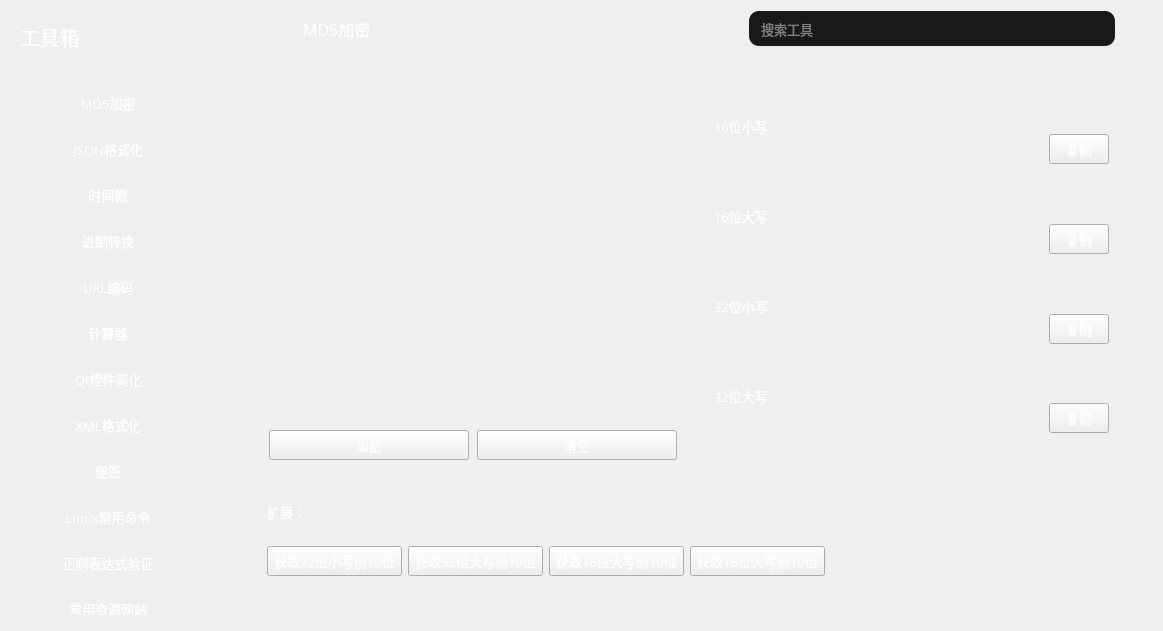
HuaGouFdog/Fdog-Kit, file Fdog-Kit/module_tool/toolswidget.ui: the form before one commit.
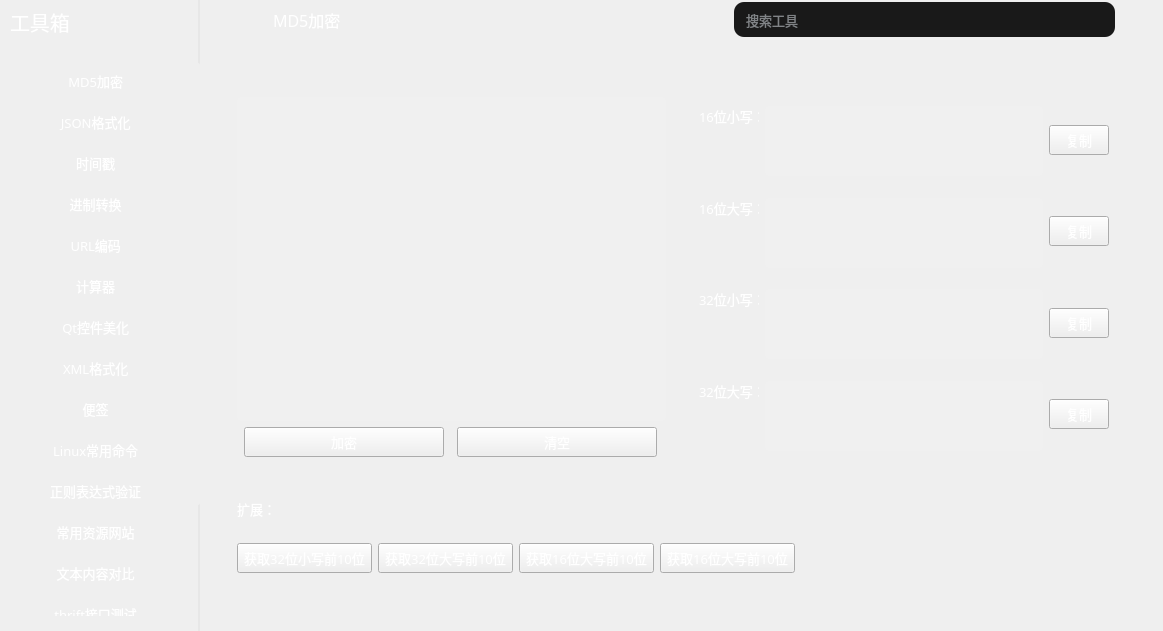
The form after the commit. Icons and pictures are not drawn.

Commit message: 优化工具界面ui

What changed in the file:
```diff
--- a/Fdog-Kit/module_tool/toolswidget.ui
+++ b/Fdog-Kit/module_tool/toolswidget.ui
@@ -37,21 +37,19 @@
     <widget class="QWidget" name="widget_left" native="true">
      <property name="minimumSize">
       <size>
-       <width>230</width>
+       <width>200</width>
        <height>0</height>
       </size>
      </property>
      <property name="maximumSize">
       <size>
-       <width>230</width>
+       <width>200</width>
        <height>16777215</height>
       </size>
      </property>
      <property name="styleSheet">
       <string notr="true">#widget_left{
-border-image: url(:/lib/back2.png);
-border-right:0px solid rgba(108, 117, 125, 65); 
-border-top-right-radius: 10px;
+border-right:2px solid rgba(197, 197, 197,50);
 }
 QScrollBar:vertical{
     width: 12px;
@@ -148,22 +146,34 @@
      </property>
      <layout class="QVBoxLayout" name="verticalLayout_3">
       <property name="spacing">
-       <number>30</number>
-      </property>
-      <property name="leftMargin">
        <number>20</number>
       </property>
+      <property name="leftMargin">
+       <number>10</number>
+      </property>
       <property name="topMargin">
-       <number>22</number>
+       <number>0</number>
       </property>
       <property name="rightMargin">
-       <number>25</number>
+       <number>0</number>
       </property>
       <property name="bottomMargin">
        <number>15</number>
       </property>
       <item>
        <widget class="QLabel" name="label_2">
+        <property name="minimumSize">
+         <size>
+          <width>0</width>
+          <height>43</height>
+         </size>
+        </property>
+        <property name="maximumSize">
+         <size>
+          <width>16777215</width>
+          <height>43</height>
+         </size>
+        </property>
         <property name="font">
          <font>
           <family>OPPOSans B</family>
@@ -178,7 +188,10 @@
       <item>
        <widget class="QScrollArea" name="scrollArea">
         <property name="styleSheet">
-         <string notr="true">background-color: rgba(255, 255, 255, 0);</string>
+         <string notr="true">QScrollArea{
+	border: none;
+	background-color: rgba(255, 255, 255, 0);
+}</string>
         </property>
         <property name="widgetResizable">
          <bool>true</bool>
@@ -188,15 +201,19 @@
           <rect>
            <x>0</x>
            <y>0</y>
-           <width>171</width>
-           <height>782</height>
+           <width>178</width>
+           <height>697</height>
           </rect>
          </property>
          <property name="cursor">
           <cursorShape>PointingHandCursor</cursorShape>
          </property>
          <property name="styleSheet">
-          <string notr="true">QToolButton {
+          <string notr="true">#scrollAreaWidgetContents{
+background-color: rgba(255, 255, 255, 0);
+}
+
+QToolButton {
     qproperty-iconSize: 22px 22px;
 	padding-left: 0px;
 	background-color: rgba(255, 255, 255, 0);
@@ -214,14 +231,15 @@
 	border-radius:5px;
 	color: rgb(255, 255, 255);
 	
-	background-color: rgb(20, 30, 36);
+	
+	background-color: rgb(24, 26, 29);
 	border: none;
 }
  
 QToolButton:checked {
 	border-radius:5px;
 	color: rgb(255, 255, 255);
-	background-color: rgb(20, 30, 36);
+	background-color: rgb(24, 26, 29);
 	border: none;
 }</string>
          </property>
@@ -236,7 +254,7 @@
            <number>0</number>
           </property>
           <property name="rightMargin">
-           <number>0</number>
+           <number>10</number>
           </property>
           <property name="bottomMargin">
            <number>0</number>
@@ -252,13 +270,13 @@
             <property name="minimumSize">
              <size>
               <width>0</width>
-              <height>40</height>
+              <height>35</height>
              </size>
             </property>
             <property name="maximumSize">
              <size>
               <width>16777215</width>
-              <height>40</height>
+              <height>35</height>
              </size>
             </property>
             <property name="font">
@@ -274,7 +292,7 @@
              <string> MD5加密</string>
             </property>
             <property name="icon">
-             <iconset resource="lib.qrc">
+             <iconset resource="../lib.qrc">
               <normaloff>:/lib/MD5.png</normaloff>:/lib/MD5.png</iconset>
             </property>
             <property name="iconSize">
@@ -299,13 +317,13 @@
             <property name="minimumSize">
              <size>
               <width>0</width>
-              <height>40</height>
+              <height>35</height>
              </size>
             </property>
             <property name="maximumSize">
              <size>
               <width>16777215</width>
-              <height>40</height>
+              <height>35</height>
              </size>
             </property>
             <property name="font">
@@ -321,7 +339,7 @@
              <string> JSON格式化</string>
             </property>
             <property name="icon">
-             <iconset resource="lib.qrc">
+             <iconset resource="../lib.qrc">
               <normaloff>:/lib/json (2).png</normaloff>:/lib/json (2).png</iconset>
             </property>
             <property name="iconSize">
@@ -346,13 +364,13 @@
             <property name="minimumSize">
              <size>
               <width>0</width>
-              <height>40</height>
+              <height>35</height>
              </size>
             </property>
             <property name="maximumSize">
              <size>
               <width>16777215</width>
-              <height>40</height>
+              <height>35</height>
              </size>
             </property>
             <property name="font">
@@ -368,7 +386,7 @@
              <string> 时间戳</string>
             </property>
             <property name="icon">
-             <iconset resource="lib.qrc">
+             <iconset resource="../lib.qrc">
               <normaloff>:/lib/timestamp.png</normaloff>:/lib/timestamp.png</iconset>
             </property>
             <property name="iconSize">
@@ -393,13 +411,13 @@
             <property name="minimumSize">
              <size>
               <width>0</width>
-              <height>40</height>
+              <height>35</height>
              </size>
             </property>
             <property name="maximumSize">
              <size>
               <width>16777215</width>
-              <height>40</height>
+              <height>35</height>
              </size>
             </property>
             <property name="font">
@@ -415,7 +433,7 @@
              <string> 进制转换</string>
             </property>
             <property name="icon">
-             <iconset resource="lib.qrc">
+             <iconset resource="../lib.qrc">
               <normaloff>:/lib/Binary.png</normaloff>:/lib/Binary.png</iconset>
             </property>
             <property name="iconSize">
@@ -440,13 +458,13 @@
             <property name="minimumSize">
              <size>
               <width>0</width>
-              <height>40</height>
+              <height>35</height>
              </size>
             </property>
             <property name="maximumSize">
              <size>
               <width>16777215</width>
-              <height>40</height>
+              <height>35</height>
              </size>
             </property>
             <property name="font">
@@ -462,7 +480,7 @@
              <string> URL编码</string>
             </property>
             <property name="icon">
-             <iconset resource="lib.qrc">
+             <iconset resource="../lib.qrc">
               <normaloff>:/lib/URL.png</normaloff>:/lib/URL.png</iconset>
             </property>
             <property name="iconSize">
@@ -487,13 +505,13 @@
             <property name="minimumSize">
              <size>
               <width>0</width>
-              <height>40</height>
+              <height>35</height>
              </size>
             </property>
             <property name="maximumSize">
              <size>
               <width>16777215</width>
-              <height>40</height>
+              <height>35</height>
              </size>
             </property>
             <property name="font">
@@ -509,7 +527,7 @@
              <string> 计算器</string>
             </property>
             <property name="icon">
-             <iconset resource="lib.qrc">
+             <iconset resource="../lib.qrc">
               <normaloff>:/lib/calculator.png</normaloff>:/lib/calculator.png</iconset>
             </property>
             <property name="iconSize">
@@ -534,13 +552,13 @@
             <property name="minimumSize">
              <size>
               <width>0</width>
-              <height>40</height>
+              <height>35</height>
              </size>
             </property>
             <property name="maximumSize">
              <size>
               <width>16777215</width>
-              <height>40</height>
+              <height>35</height>
              </size>
             </property>
             <property name="font">
@@ -556,7 +574,7 @@
              <string> Qt控件美化</string>
             </property>
             <property name="icon">
-             <iconset resource="lib.qrc">
+             <iconset resource="../lib.qrc">
               <normaloff>:/lib/qssmaihua.png</normaloff>:/lib/qssmaihua.png</iconset>
             </property>
             <property name="iconSize">
@@ -581,13 +599,13 @@
             <property name="minimumSize">
              <size>
               <width>0</width>
-              <height>40</height>
+              <height>35</height>
              </size>
             </property>
             <property name="maximumSize">
              <size>
               <width>16777215</width>
-              <height>40</height>
+              <height>35</height>
              </size>
             </property>
             <property name="font">
@@ -603,7 +621,7 @@
              <string> XML格式化</string>
             </property>
             <property name="icon">
-             <iconset resource="lib.qrc">
+             <iconset resource="../lib.qrc">
               <normaloff>:/lib/xml (2).png</normaloff>:/lib/xml (2).png</iconset>
             </property>
             <property name="iconSize">
@@ -628,13 +646,13 @@
             <property name="minimumSize">
              <size>
               <width>0</width>
-              <height>40</height>
+              <height>35</height>
              </size>
             </property>
             <property name="maximumSize">
              <size>
               <width>16777215</width>
-              <height>40</height>
+              <height>35</height>
              </size>
             </property>
             <property name="font">
@@ -650,7 +668,7 @@
              <string> 便签</string>
             </property>
             <property name="icon">
-             <iconset resource="lib.qrc">
+             <iconset resource="../lib.qrc">
               <normaloff>:/lib/note.png</normaloff>:/lib/note.png</iconset>
             </property>
             <property name="iconSize">
@@ -675,13 +693,13 @@
             <property name="minimumSize">
              <size>
               <width>0</width>
-              <height>40</height>
+              <height>35</height>
              </size>
             </property>
             <property name="maximumSize">
              <size>
               <width>16777215</width>
-              <height>40</height>
+              <height>35</height>
              </size>
             </property>
             <property name="font">
@@ -697,7 +715,7 @@
              <string> Linux常用命令</string>
             </property>
             <property name="icon">
-             <iconset resource="lib.qrc">
+             <iconset resource="../lib.qrc">
               <normaloff>:/lib/linux.png</normaloff>:/lib/linux.png</iconset>
             </property>
             <property name="iconSize">
@@ -722,13 +740,13 @@
             <property name="minimumSize">
              <size>
               <width>0</width>
-              <height>40</height>
+              <height>35</height>
              </size>
             </property>
             <property name="maximumSize">
              <size>
               <width>16777215</width>
-              <height>40</height>
+              <height>35</height>
              </size>
             </property>
             <property name="font">
@@ -744,7 +762,7 @@
              <string> 正则表达式验证</string>
             </property>
             <property name="icon">
-             <iconset resource="lib.qrc">
+             <iconset resource="../lib.qrc">
               <normaloff>:/lib/regular.png</normaloff>:/lib/regular.png</iconset>
             </property>
             <property name="iconSize">
@@ -769,13 +787,13 @@
             <property name="minimumSize">
              <size>
               <width>0</width>
-              <height>40</height>
+              <height>35</height>
              </size>
             </property>
             <property name="maximumSize">
              <size>
               <width>16777215</width>
-              <height>40</height>
+              <height>35</height>
              </size>
             </property>
             <property name="font">
@@ -791,7 +809,7 @@
              <string> 常用资源网站</string>
             </property>
             <property name="icon">
-             <iconset resource="lib.qrc">
+             <iconset resource="../lib.qrc">
               <normaloff>:/lib/regular.png</normaloff>:/lib/regular.png</iconset>
             </property>
             <property name="iconSize">
@@ -816,13 +834,13 @@
             <property name="minimumSize">
              <size>
               <width>0</width>
-              <height>40</height>
+              <height>35</height>
              </size>
             </property>
             <property name="maximumSize">
              <size>
               <width>16777215</width>
-              <height>40</height>
+              <height>35</height>
              </size>
             </property>
             <property name="font">
@@ -838,7 +856,7 @@
              <string> 文本内容对比</string>
             </property>
             <property name="icon">
-             <iconset resource="lib.qrc">
+             <iconset resource="../lib.qrc">
               <normaloff>:/lib/XML-Local-hover.png</normaloff>:/lib/XML-Local-hover.png</iconset>
             </property>
             <property name="iconSize">
@@ -863,13 +881,13 @@
             <property name="minimumSize">
              <size>
               <width>0</width>
-              <height>40</height>
+              <height>35</height>
              </size>
             </property>
             <property name="maximumSize">
              <size>
               <width>16777215</width>
-              <height>40</height>
+              <height>35</height>
              </size>
             </property>
             <property name="font">
@@ -885,7 +903,7 @@
              <string> thrift接口测试</string>
             </property>
             <property name="icon">
-             <iconset resource="lib.qrc">
+             <iconset resource="../lib.qrc">
               <normaloff>:/lib/Thrift5.png</normaloff>:/lib/Thrift5.png</iconset>
             </property>
             <property name="iconSize">
@@ -910,13 +928,13 @@
             <property name="minimumSize">
              <size>
               <width>0</width>
-              <height>40</height>
+              <height>35</height>
              </size>
             </property>
             <property name="maximumSize">
              <size>
               <width>16777215</width>
-              <height>40</height>
+              <height>35</height>
              </size>
             </property>
             <property name="font">
@@ -932,7 +950,7 @@
              <string> 数据库连接</string>
             </property>
             <property name="icon">
-             <iconset resource="lib.qrc">
+             <iconset resource="../lib.qrc">
               <normaloff>:/lib/mysql.png</normaloff>:/lib/mysql.png</iconset>
             </property>
             <property name="iconSize">
@@ -957,13 +975,13 @@
             <property name="minimumSize">
              <size>
               <width>0</width>
-              <height>40</height>
+              <height>35</height>
              </size>
             </property>
             <property name="maximumSize">
              <size>
               <width>16777215</width>
-              <height>40</height>
+              <height>35</height>
              </size>
             </property>
             <property name="font">
@@ -979,7 +997,7 @@
              <string> SSH连接</string>
             </property>
             <property name="icon">
-             <iconset resource="lib.qrc">
+             <iconset resource="../lib.qrc">
               <normaloff>:/lib/powershell.png</normaloff>:/lib/powershell.png</iconset>
             </property>
             <property name="iconSize">
@@ -1004,13 +1022,13 @@
             <property name="minimumSize">
              <size>
               <width>0</width>
-              <height>40</height>
+              <height>35</height>
              </size>
             </property>
             <property name="maximumSize">
              <size>
               <width>16777215</width>
-              <height>40</height>
+              <height>35</height>
              </size>
             </property>
             <property name="font">
@@ -1026,7 +1044,7 @@
              <string> windows远程连接</string>
             </property>
             <property name="icon">
-             <iconset resource="lib.qrc">
+             <iconset resource="../lib.qrc">
               <normaloff>:/lib/windows.png</normaloff>:/lib/windows.png</iconset>
             </property>
             <property name="iconSize">
@@ -1086,13 +1104,13 @@
         <property name="minimumSize">
          <size>
           <width>0</width>
-          <height>50</height>
+          <height>40</height>
          </size>
         </property>
         <property name="maximumSize">
          <size>
           <width>16777215</width>
-          <height>50</height>
+          <height>40</height>
          </size>
         </property>
         <property name="styleSheet">
@@ -1133,13 +1151,13 @@
           <number>1</number>
          </property>
          <property name="topMargin">
-          <number>9</number>
+          <number>0</number>
          </property>
          <property name="rightMargin">
           <number>0</number>
          </property>
          <property name="bottomMargin">
-          <number>2</number>
+          <number>0</number>
          </property>
          <item>
           <widget class="QToolButton" name="toolButton_3">
@@ -1165,7 +1183,7 @@
             <string/>
            </property>
            <property name="icon">
-            <iconset resource="lib.qrc">
+            <iconset resource="../lib.qrc">
              <normaloff>:/lib/left1.png</normaloff>:/lib/left1.png</iconset>
            </property>
            <property name="iconSize">
@@ -1197,7 +1215,7 @@
             <string/>
            </property>
            <property name="icon">
-            <iconset resource="lib.qrc">
+            <iconset resource="../lib.qrc">
              <normaloff>:/lib/right1.png</normaloff>:/lib/right1.png</iconset>
            </property>
            <property name="iconSize">
```
Left out of the diff: 2 changed lines with no effect on the pictures. The commit also changes 1 other file.
